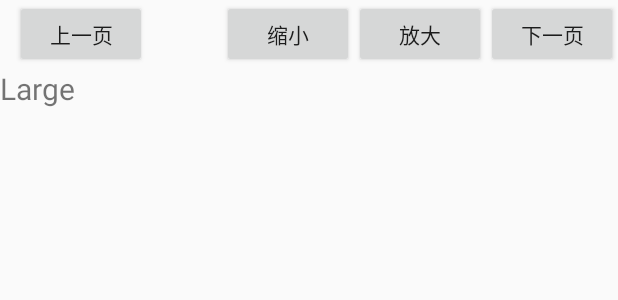
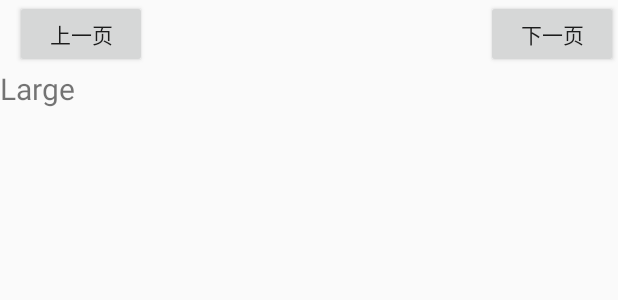
Before and after one commit to boyxiaolong/MuHanMaiSi-Query, an Android app: the layout activity_show_content.xml on its own in the app's theme, with its tools: preview values and no code run, on a phone screen of 412 x 824 dp. Shown: the top 300 px of the screen. Run offline under Robolectric (Android 15) with nearby library versions, the phone set to English and light mode, and no system bars.

Commit message:
textview响应缩放手势

```diff
--- a/app/src/main/res/layout/activity_main.xml
+++ b/app/src/main/res/layout/activity_main.xml
@@ -19,5 +19,4 @@
         android:id="@+id/textView2"
         android:layout_alignParentBottom="true"
         android:layout_centerHorizontal="true" />
-
 </RelativeLayout>
--- a/app/src/main/res/layout/activity_show_content.xml
+++ b/app/src/main/res/layout/activity_show_content.xml
@@ -25,22 +25,6 @@
         android:layout_marginLeft="10dp"
         android:text="上一页"
         android:onClick="prePage"/>
-    <Button
-        android:layout_width="wrap_content"
-        android:layout_height="wrap_content"
-        android:layout_toLeftOf="@+id/lastpage"
-        android:id="@+id/zoomout"
-        android:gravity="center"
-        android:text="放大"
-        android:onClick="zoomout"/>
-    <Button
-        android:layout_width="wrap_content"
-        android:layout_height="wrap_content"
-        android:layout_toLeftOf="@+id/zoomout"
-        android:id="@+id/zoomin"
-        android:gravity="center"
-        android:text="缩小"
-        android:onClick="zoomin"/>
 </RelativeLayout>
 
     android:divide="@drawable/spacer_medium"
```
Also changed, not shown: app/src/main/java/com/example/allen/muhanmaisi_query/ShowContent.java (+81 -14 lines).
